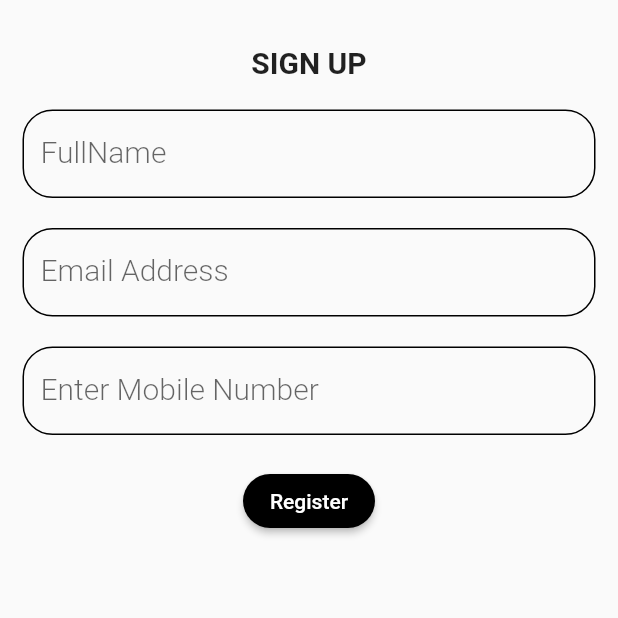
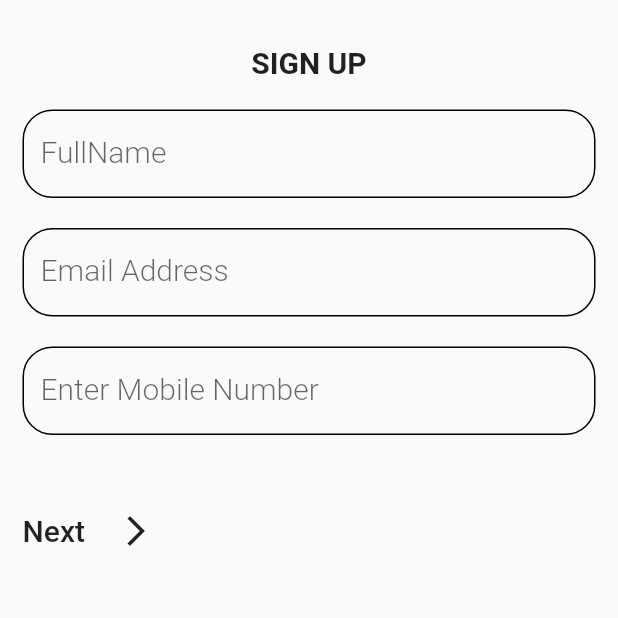
Before and after one commit to SnowJunior/mvp, a Flutter app: the SignUpScreen screen opened directly, on a phone screen of 412 x 824 dp, the top half of it. Run offline on Flutter 3.47's test engine with Material 2 defaults, Android fonts, the phone set to English and light mode, and no system bars; our stand-ins replace cloud_firestore, firebase_core, open_file, pdf; accounts and stored records are empty.

Commit message:
Authentication screens remodelling

```diff
--- a/lib/main.dart
+++ b/lib/main.dart
@@ -1,6 +1,6 @@
 import 'package:firebase_core/firebase_core.dart';
 import 'package:flutter/material.dart';
-import 'package:updater/screens/sign_up_screen.dart';
+import 'package:updater/view/landing_page.dart';
 
 void main() async {
   WidgetsFlutterBinding.ensureInitialized();
@@ -15,7 +15,7 @@ class MyApp extends StatelessWidget {
   Widget build(BuildContext context) {
     return const MaterialApp(
       debugShowCheckedModeBanner: false,
-      home:  SignUpScreen(),
+      home:  LandingPage(),
     );
   }
 }
--- a/lib/screens/sign_up_screen.dart
+++ b/lib/screens/sign_up_screen.dart
@@ -1,9 +1,6 @@
-// ignore_for_file: file_names
-
 import 'package:flutter/material.dart';
 import 'package:updater/constants/constants.dart';
-
-import 'sign_in_screen.dart';
+import 'package:updater/screens/password_screen.dart';
 
 class SignUpScreen extends StatefulWidget {
   const SignUpScreen({Key? key}) : super(key: key);
@@ -148,23 +145,37 @@ class _SignUpScreenState extends State<SignUpScreen> {
                     ),
 
                     const SizedBox(
-                      height: 20,
+                      height: 40,
                     ),
 
-                    MaterialButton(
-                        shape: const StadiumBorder(),
-                        color: Colors.black,
-                        child: const Text(
-                          'Register',
-                          style: TextStyle(color: Colors.white),
-                        ),
-                        onPressed: () {
-                          Navigator.of(context).push(
-                            MaterialPageRoute(
-                              builder: (builder) => const SignInScreen(),
+                    Align(
+                      alignment: Alignment.bottomRight,
+                      child: Row(
+                        children: [
+                          Text(
+                            'Next',
+                            style: regularStyle,
+                          ),
+                          const SizedBox(
+                            width: 10,
+                          ),
+                          IconButton(
+                            onPressed: () {
+                              Navigator.push(
+                                context,
+                                MaterialPageRoute(
+                                  builder: ((context) =>
+                                      const PasswordScreen()),
+                                ),
+                              );
+                            },
+                            icon: const Icon(
+                              Icons.arrow_forward_ios_outlined,
                             ),
-                          );
-                        })
+                          ),
+                        ],
+                      ),
+                    ),
                   ],
                 ),
               )
--- a/lib/view/customer.dart
+++ b/lib/view/customer.dart
@@ -8,7 +8,6 @@ import '../api/pdf_invoice_api.dart';
 import '../data/model/customer_view_model.dart';
 import '../data/model/invoice_view_model.dart';
 import '../data/model/supplier_view_model.dart';
-
 
 class CustomerScreen extends StatefulWidget {
   const CustomerScreen({Key? key}) : super(key: key);
```
Also changed, not shown: lib/screens/password_screen.dart (+10 -4 lines).
